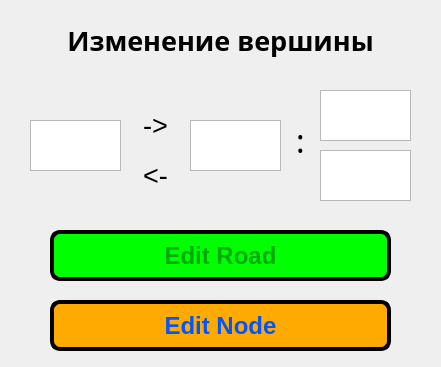
This is TravellerSalesMan/editwindow.ui in SpidiMun/2-Semester as Qt 5 draws it before an edit. The edited form follows.
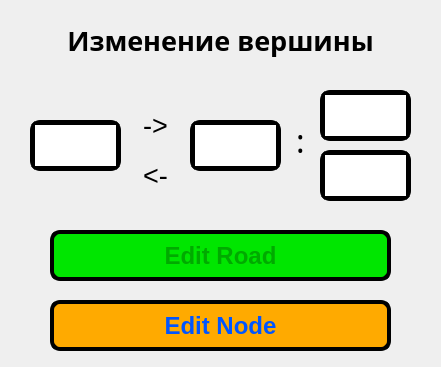
This is the edited form.

```diff
--- a/TravellerSalesMan/editwindow.ui
+++ b/TravellerSalesMan/editwindow.ui
@@ -25,6 +25,19 @@
   <property name="windowTitle">
    <string>Dialog</string>
   </property>
+  <property name="styleSheet">
+   <string notr="true">QTextEdit
+{
+	border: 5px solid rgb(0, 0, 0);
+	border-radius: 10px
+}
+
+QTextEdit::focus
+{
+	border: 5px solid rgb(0, 170, 255);
+	border-radius: 10px
+}</string>
+  </property>
   <widget class="QPushButton" name="btnEdit">
    <property name="geometry">
     <rect>
@@ -228,9 +241,23 @@
     <string notr="true">QPushButton
 {
 	color: rgb(0, 170, 0);
-	background-color: rgb(0, 255, 0);
+	background-color: rgb(0, 230, 0);
 	border: 4px solid black;
 	border-radius: 10px;
+}
+
+QPushButton:hover
+{
+	color: rgb(30, 200, 30);
+	background-color: rgb(30, 255, 30);
+	border: 3px solid black;
+}
+
+QPushButton:pressed
+{
+	color: rgb(0, 140, 0);
+	background-color: rgb(0, 20, 0);
+	border: 5px solid black;
 }</string>
    </property>
    <property name="text">
```
Left out of the diff: 14 changed lines with no effect on the pictures.
